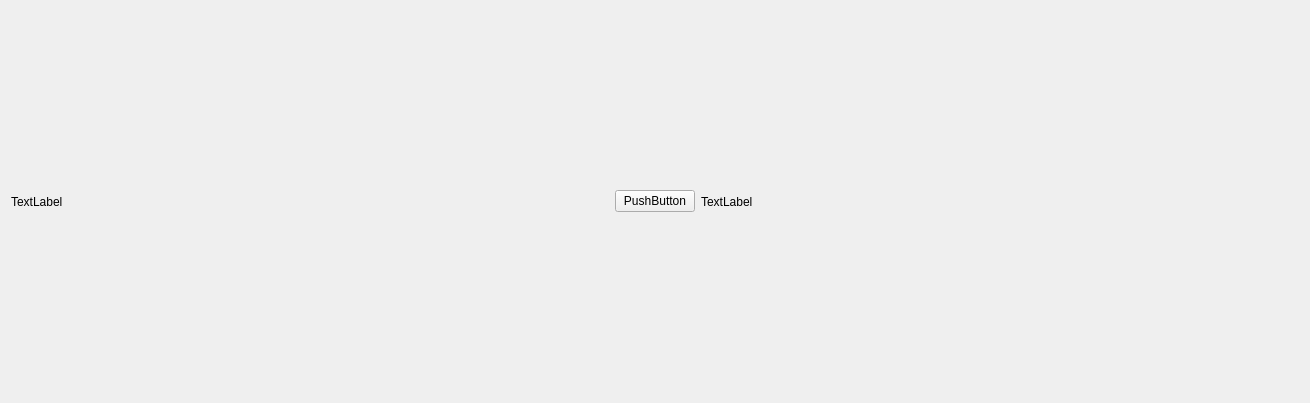
First picture: the form in edvs/edvs_qt/mainwindow.ui, repository kjkuhn/neurocatch2015, before the edit.
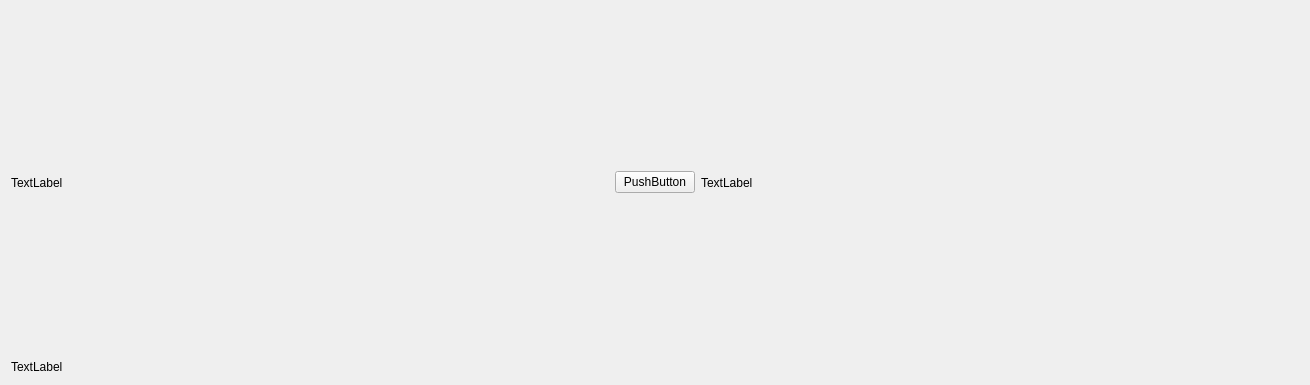
Second picture: the form after the edit.

```diff
--- a/edvs/edvs_qt/mainwindow.ui
+++ b/edvs/edvs_qt/mainwindow.ui
@@ -7,7 +7,7 @@
     <x>0</x>
     <y>0</y>
     <width>1310</width>
-    <height>403</height>
+    <height>385</height>
    </rect>
   </property>
   <property name="sizePolicy">
@@ -58,6 +58,13 @@
       </item>
      </layout>
     </item>
+    <item>
+     <widget class="QLabel" name="info">
+      <property name="text">
+       <string>TextLabel</string>
+      </property>
+     </widget>
+    </item>
    </layout>
   </widget>
  </widget>
```
